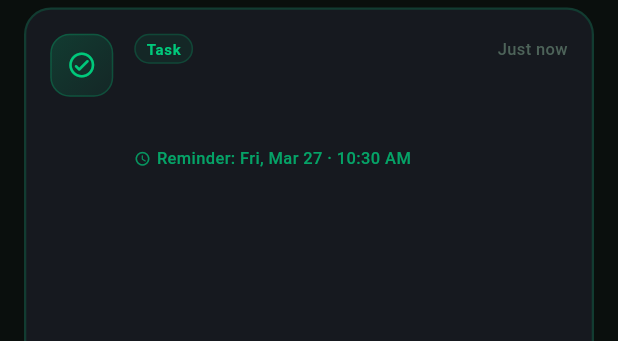
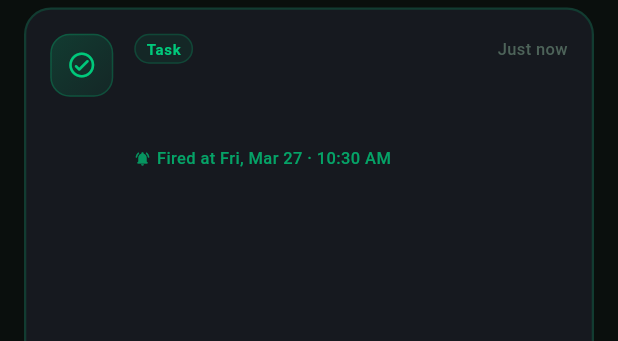
Before and after one commit to Merryweather1/Arise, a Flutter app: the _NotifTile widget shown alone on an empty page, opened directly with empty values, on a phone screen of 412 x 824 dp. Shown: the top 341 px of the screen. Run offline on Flutter 3.47's test engine with Material 3 defaults, Android fonts, the phone set to English and light mode, and no system bars; our stand-ins replace cloud_firestore, firebase_auth, firebase_core, flutter_local_notifications, flutter_riverpod, flutter_slidable and 5 more; accounts and stored records are empty.

Commit message:
notifications

```diff
--- a/lib/features/home/notification_center.dart
+++ b/lib/features/home/notification_center.dart
@@ -41,9 +41,12 @@ class _NotificationCenterSheetState
     _fade = CurvedAnimation(parent: _ctrl, curve: Curves.easeOut);
     _ctrl.forward();
 
-    // Mark all as read when opened
     WidgetsBinding.instance.addPostFrameCallback((_) {
-      ref.read(notificationLogProvider.notifier).markAllRead();
+      final notifier = ref.read(notificationLogProvider.notifier);
+      // Purge habit entries from previous days (habits reset each cycle)
+      notifier.purgeOldHabitEntries();
+      // Mark all currently-fired entries as read
+      notifier.markAllRead();
     });
   }
 
@@ -77,7 +80,9 @@ class _NotificationCenterSheetState
 
   @override
   Widget build(BuildContext context) {
-    final entries = ref.watch(notificationLogProvider);
+    final allEntries = ref.watch(notificationLogProvider);
+    // Only show entries that have actually fired
+    final entries = allEntries.where((e) => e.hasFired).toList();
     final grouped = _grouped(entries);
     final sections = grouped.entries.toList();
 
@@ -215,7 +220,8 @@ class _NotificationCenterSheetState
                 TextButton(
                   onPressed: () {
                     HapticFeedback.mediumImpact();
-                    ref.read(notificationLogProvider.notifier).clearAll();
+                    // Only clear fired ones; keeps future-scheduled pending
+                    ref.read(notificationLogProvider.notifier).clearFired();
                   },
                   style: TextButton.styleFrom(
                     padding: const EdgeInsets.symmetric(
@@ -265,7 +271,7 @@ class _NotificationCenterSheetState
               )),
           const SizedBox(height: 6),
           const Text(
-            'Your reminders will appear here\nwhen you set them.',
+            'Notifications appear here\nonce their reminder fires.',
             textAlign: TextAlign.center,
             style: TextStyle(color: AColors.textMuted, fontSize: 13, height: 1.5),
           ),
@@ -381,6 +387,12 @@ class _NotifTileState extends State<_NotifTile>
     return DateFormat('MMM d, h:mm a').format(t);
   }
 
+  /// Task reminders that fired >6 h ago without being dismissed = overdue.
+  bool get _isOverdue {
+    if (widget.entry.type != NotifType.task) return false;
+    return DateTime.now().difference(widget.entry.time).inHours >= 6;
+  }
+
   @override
   Widget build(BuildContext context) {
     return AnimatedBuilder(
@@ -476,6 +488,30 @@ class _NotifTileState extends State<_NotifTile>
                                   ),
                                 ),
                               ),
+                              // Overdue badge for stale task reminders
+                              if (_isOverdue) ...[
+                                const SizedBox(width: 6),
+                                Container(
+                                  padding: const EdgeInsets.symmetric(
+                                      horizontal: 7, vertical: 2),
+                                  decoration: BoxDecoration(
+                                    color: const Color(0xFFFFB800).withAlpha(25),
+                                    borderRadius: BorderRadius.circular(20),
+                                    border: Border.all(
+                                        color: const Color(0xFFFFB800).withAlpha(80),
+                                        width: 1),
+                                  ),
+                                  child: const Text(
+                                    'OVERDUE',
+                                    style: TextStyle(
+                                      color: Color(0xFFFFB800),
+                                      fontSize: 9,
+                                      fontWeight: FontWeight.w800,
+                                      letterSpacing: 0.6,
+                                    ),
+                                  ),
+                                ),
+                              ],
                               const Spacer(),
                               Text(
                                 _formatTime(widget.entry.time),
@@ -512,17 +548,19 @@ class _NotifTileState extends State<_NotifTile>
                             maxLines: 2,
                             overflow: TextOverflow.ellipsis,
                           ),
-                          // Reminder time chip
+                          // Fired-at time chip
                           const SizedBox(height: 8),
                           Row(
                             children: [
-                              Icon(Icons.schedule_rounded,
+                              Icon(Icons.notifications_active_rounded,
                                   size: 11, color: _typeColor.withAlpha(180)),
                               const SizedBox(width: 4),
                               Text(
-                                'Reminder: ${DateFormat('EEE, MMM d · h:mm a').format(widget.entry.time)}',
+                                'Fired at ${DateFormat('EEE, MMM d \u00b7 h:mm a').format(widget.entry.time)}',
                                 style: TextStyle(
-                                  color: _typeColor.withAlpha(200),
+                                  color: _isOverdue
+                                      ? const Color(0xFFFFB800).withAlpha(200)
+                                      : _typeColor.withAlpha(200),
                                   fontSize: 11,
                                   fontWeight: FontWeight.w500,
                                 ),
```
Also changed, not shown: lib/core/providers/app_providers.dart (+8 -1 lines), lib/core/providers/notification_log_provider.dart (+70 -19 lines).
